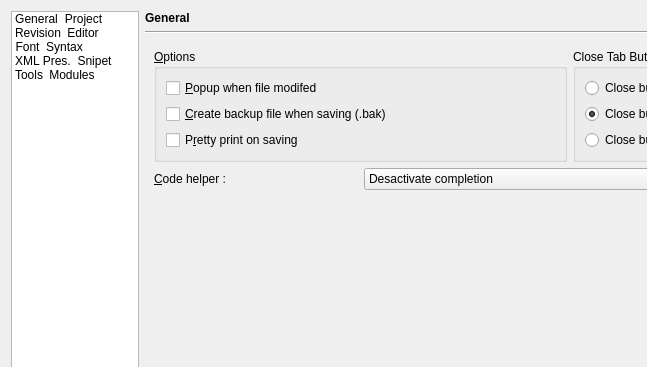
The window that xinx/ui/custom.ui (phoenix741/xinx) describes before a commit, drawn with Qt 5; both pictures show x 0 to 647 and y 0 to 367 of the 885 by 483 pixel window.
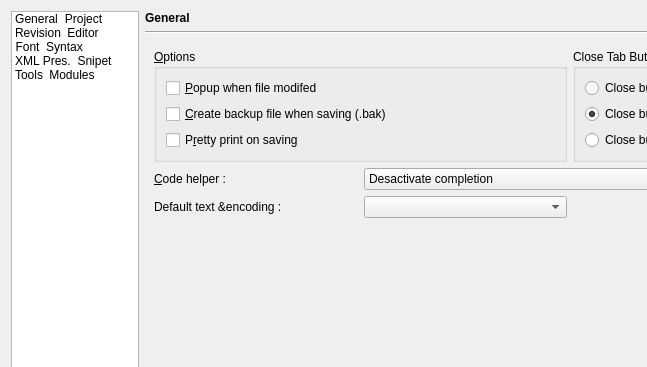
The same window after the commit. The open tabs and pages were chosen to show the change. Icons and pictures are not drawn. Custom widgets are drawn as their Qt base class.

Diff of the .ui file:
```diff
--- a/xinx/ui/custom.ui
+++ b/xinx/ui/custom.ui
@@ -408,7 +408,7 @@
        <rect>
         <x>0</x>
         <y>0</y>
-        <width>644</width>
+        <width>732</width>
         <height>391</height>
        </rect>
       </property>
@@ -536,7 +536,7 @@
          </item>
         </widget>
        </item>
-       <item row="2" column="1" colspan="2" >
+       <item row="3" column="1" colspan="2" >
         <spacer>
          <property name="orientation" >
           <enum>Qt::Vertical</enum>
@@ -549,6 +549,16 @@
          </property>
         </spacer>
        </item>
+       <item row="2" column="0" >
+        <widget class="QLabel" name="label_15" >
+         <property name="text" >
+          <string>Default text &amp;encoding :</string>
+         </property>
+        </widget>
+       </item>
+       <item row="2" column="1" >
+        <widget class="QComboBox" name="m_encodingComboBox" />
+       </item>
       </layout>
      </widget>
      <widget class="QWidget" name="m_font" >
```
Left out of the diff: 6 changed lines with no effect on the pictures.
